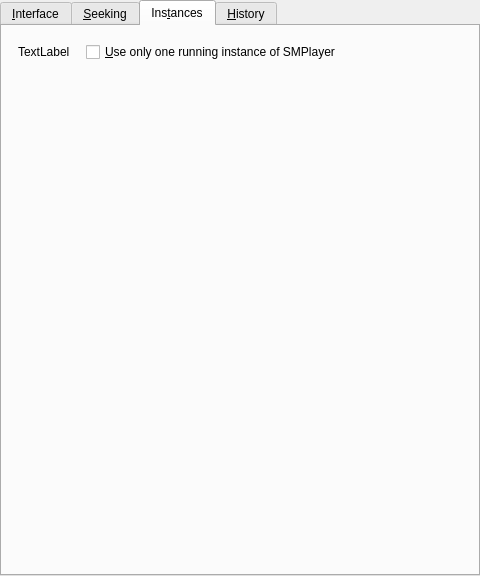
This is src/gui/pref/interface.ui in wilbert2000/wzplayer as Qt 5 draws it before an edit. The edited form follows.
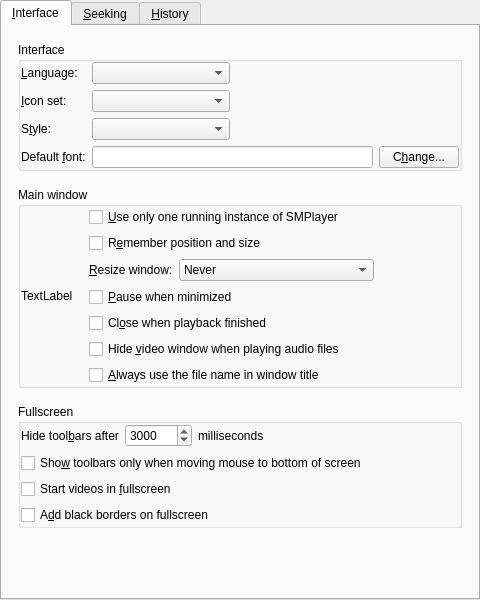
This is the edited form. The open tabs and pages were chosen to show the change. Custom widgets are drawn as their Qt base class.

Commit message: Merged Instances tab into Interface tab

The edit to the form file:
```diff
--- a/src/gui/pref/interface.ui
+++ b/src/gui/pref/interface.ui
@@ -7,7 +7,7 @@
     <x>0</x>
     <y>0</y>
     <width>480</width>
-    <height>576</height>
+    <height>600</height>
    </rect>
   </property>
   <layout class="QVBoxLayout">
@@ -27,6 +27,9 @@
        <string>&amp;Interface</string>
       </attribute>
       <layout class="QVBoxLayout" name="verticalLayout_5">
+       <property name="spacing">
+        <number>16</number>
+       </property>
        <property name="margin">
         <number>16</number>
        </property>
@@ -39,18 +42,9 @@
           <bool>true</bool>
          </property>
          <layout class="QVBoxLayout" name="verticalLayout_6">
-          <property name="leftMargin">
+          <property name="margin">
            <number>0</number>
           </property>
-          <property name="topMargin">
-           <number>0</number>
-          </property>
-          <property name="rightMargin">
-           <number>8</number>
-          </property>
-          <property name="bottomMargin">
-           <number>8</number>
-          </property>
           <item>
            <layout class="QGridLayout" name="gridLayout">
             <item row="0" column="0">
@@ -135,7 +129,7 @@
             <item row="1" column="0">
              <widget class="QLabel" name="iconset_label">
               <property name="text">
-               <string>I&amp;con set:</string>
+               <string>&amp;Icon set:</string>
               </property>
               <property name="wordWrap">
                <bool>false</bool>
@@ -176,20 +170,11 @@
           <property name="spacing">
            <number>16</number>
           </property>
-          <property name="leftMargin">
+          <property name="margin">
            <number>0</number>
           </property>
-          <property name="topMargin">
-           <number>0</number>
-          </property>
-          <property name="rightMargin">
-           <number>8</number>
-          </property>
-          <property name="bottomMargin">
-           <number>8</number>
-          </property>
           <item>
-           <widget class="QLabel" name="resize_window_icon">
+           <widget class="QLabel" name="instances_icon">
             <property name="text">
              <string>TextLabel</string>
             </property>
@@ -203,6 +188,20 @@
             <property name="margin">
              <number>0</number>
             </property>
+            <item>
+             <widget class="QCheckBox" name="single_instance_check">
+              <property name="text">
+               <string>&amp;Use only one running instance of SMPlayer</string>
+              </property>
+             </widget>
+            </item>
+            <item>
+             <widget class="QCheckBox" name="save_size_check">
+              <property name="text">
+               <string>R&amp;emember position and size</string>
+              </property>
+             </widget>
+            </item>
             <item>
              <layout class="QHBoxLayout" name="resize_window_layout">
               <property name="bottomMargin">
@@ -245,13 +244,6 @@
               </item>
              </layout>
             </item>
-            <item>
-             <widget class="QCheckBox" name="save_size_check">
-              <property name="text">
-               <string>R&amp;emember position and size</string>
-              </property>
-             </widget>
-            </item>
             <item>
              <widget class="QCheckBox" name="pause_on_minimize_check">
               <property name="text">
@@ -307,16 +299,7 @@
           <bool>true</bool>
          </property>
          <layout class="QVBoxLayout" name="verticalLayout_4">
-          <property name="leftMargin">
-           <number>0</number>
-          </property>
-          <property name="topMargin">
-           <number>0</number>
-          </property>
-          <property name="rightMargin">
-           <number>8</number>
-          </property>
-          <property name="bottomMargin">
+          <property name="margin">
            <number>0</number>
           </property>
           <item>
@@ -625,69 +608,6 @@
        </item>
       </layout>
      </widget>
-     <widget class="QWidget" name="instances_tab">
-      <attribute name="title">
-       <string>Ins&amp;tances</string>
-      </attribute>
-      <layout class="QVBoxLayout" name="verticalLayout">
-       <property name="margin">
-        <number>16</number>
-       </property>
-       <item>
-        <layout class="QHBoxLayout" name="horizontalLayout">
-         <property name="spacing">
-          <number>16</number>
-         </property>
-         <property name="leftMargin">
-          <number>0</number>
-         </property>
-         <property name="rightMargin">
-          <number>0</number>
-         </property>
-         <item>
-          <widget class="QLabel" name="instances_icon">
-           <property name="text">
-            <string>TextLabel</string>
-           </property>
-          </widget>
-         </item>
-         <item>
-          <widget class="QCheckBox" name="single_instance_check">
-           <property name="text">
-            <string>&amp;Use only one running instance of SMPlayer</string>
-           </property>
-          </widget>
-         </item>
-         <item>
-          <spacer name="horizontalSpacer">
-           <property name="orientation">
-            <enum>Qt::Horizontal</enum>
-           </property>
-           <property name="sizeHint" stdset="0">
-            <size>
-             <width>40</width>
-             <height>20</height>
-            </size>
-           </property>
-          </spacer>
-         </item>
-        </layout>
-       </item>
-       <item>
-        <spacer>
-         <property name="orientation">
-          <enum>Qt::Vertical</enum>
-         </property>
-         <property name="sizeHint" stdset="0">
-          <size>
-           <width>20</width>
-           <height>40</height>
-          </size>
-         </property>
-        </spacer>
-       </item>
-      </layout>
-     </widget>
      <widget class="QWidget" name="history_tab">
       <attribute name="title">
        <string>&amp;History</string>
```
Left out of the diff: 4 changed lines with no effect on the pictures. The commit also changes 4 other files.
